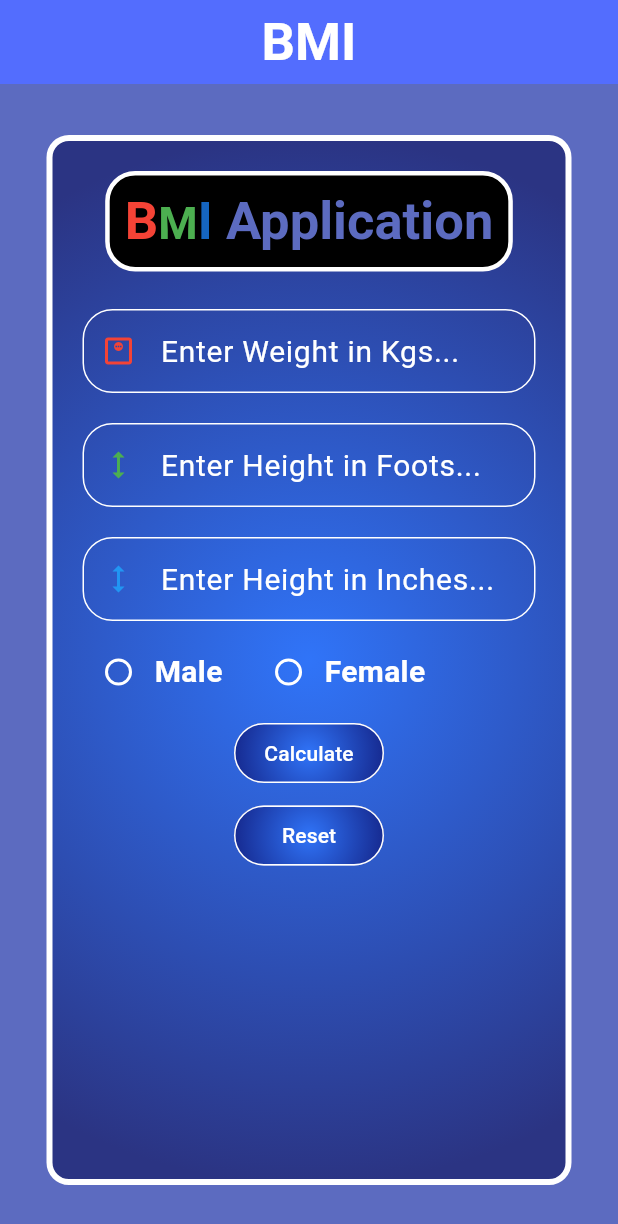
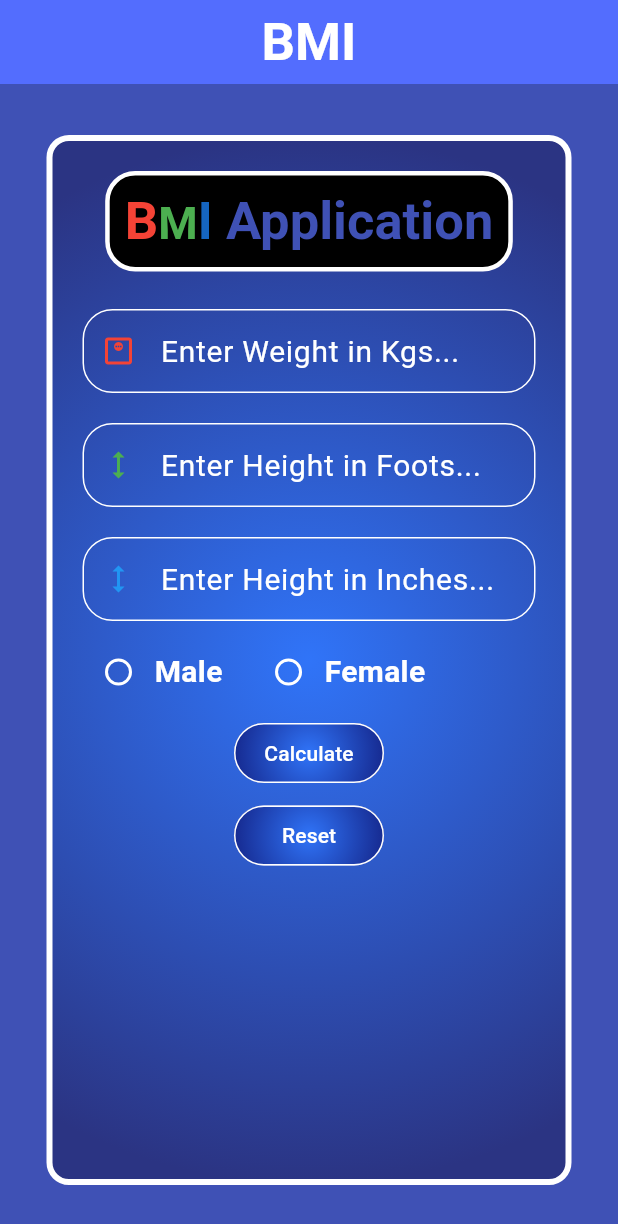
Before and after one commit to Raja-Soni/Body_Mass_Index_Flutter_Application, a Flutter app: the screen it shows after launch, on a phone screen of 412 x 824 dp. Shown: the top 1224 px of the screen. Run offline on Flutter 3.47's test engine with Material 3 defaults, Android fonts, the phone set to English and light mode, and no system bars.

Commit message:
Altered some colors and Used SafeArea Widget to center the Container

```diff
--- a/lib/main.dart
+++ b/lib/main.dart
@@ -33,7 +33,7 @@ class MyHomePageState extends State<MyHomePage> {
   var inchHeightCont= TextEditingController();
   var weightCont= TextEditingController();
   var bmiResult='';
-  Color bgColor = Colors.indigo.shade400;
+  Color bgColor = Colors.indigo.shade500;
   Color chngColor = Colors.white;
   Color cautionBGColor = Colors.indigo.shade500;
   var imgs = ["","assets/images/under_weight_male.png","assets/images/healthy_male.png","assets/images/over_weight_male.png","assets/images/obese_male.png"
```
